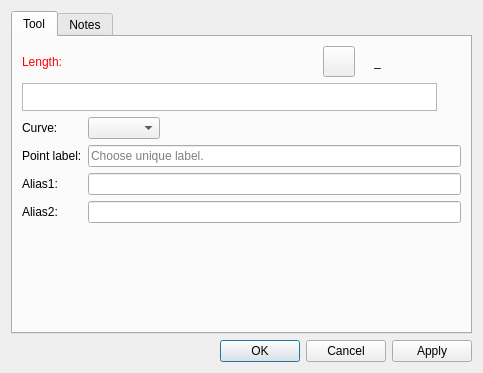
Above: src/libs/vtools/dialogs/tools/dialogcutsplinepath.ui from dismine/valentina before the change. Below: the same form after it.
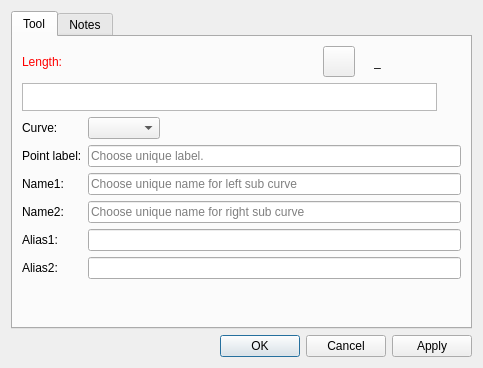
That is the form after the change. Icons and pictures are not drawn. Custom widgets are drawn as their Qt base class.

Diff of the .ui file:
```diff
--- a/src/libs/vtools/dialogs/tools/dialogcutsplinepath.ui
+++ b/src/libs/vtools/dialogs/tools/dialogcutsplinepath.ui
@@ -7,7 +7,7 @@
     <x>0</x>
     <y>0</y>
     <width>483</width>
-    <height>373</height>
+    <height>368</height>
    </rect>
   </property>
   <property name="windowTitle">
@@ -256,33 +256,61 @@
           </widget>
          </item>
          <item row="2" column="0">
+          <widget class="QLabel" name="labelName1">
+           <property name="text">
+            <string>Name1:</string>
+           </property>
+          </widget>
+         </item>
+         <item row="2" column="1">
+          <widget class="QLineEdit" name="lineEditName1">
+           <property name="placeholderText">
+            <string>Choose unique name for left sub curve</string>
+           </property>
+          </widget>
+         </item>
+         <item row="3" column="0">
+          <widget class="QLabel" name="labelName2">
+           <property name="text">
+            <string>Name2:</string>
+           </property>
+          </widget>
+         </item>
+         <item row="4" column="0">
           <widget class="QLabel" name="labelAlias1">
            <property name="text">
             <string>Alias1:</string>
            </property>
           </widget>
          </item>
-         <item row="3" column="0">
+         <item row="4" column="1">
+          <widget class="QLineEdit" name="lineEditAlias1">
+           <property name="clearButtonEnabled">
+            <bool>true</bool>
+           </property>
+          </widget>
+         </item>
+         <item row="5" column="0">
           <widget class="QLabel" name="labelAlias2">
            <property name="text">
             <string>Alias2:</string>
            </property>
           </widget>
          </item>
-         <item row="2" column="1">
-          <widget class="QLineEdit" name="lineEditAlias1">
-           <property name="clearButtonEnabled">
-            <bool>true</bool>
-           </property>
-          </widget>
-         </item>
-         <item row="3" column="1">
+         <item row="5" column="1">
           <widget class="QLineEdit" name="lineEditAlias2">
            <property name="clearButtonEnabled">
             <bool>true</bool>
            </property>
           </widget>
          </item>
+         <item row="3" column="1">
+          <widget class="QLineEdit" name="lineEditName2">
+           <property name="placeholderText">
+            <string>Choose unique name for right sub curve</string>
+           </property>
+          </widget>
+         </item>
         </layout>
        </item>
        <item>
```
Left out of the diff: 23 changed lines with no effect on the pictures.
